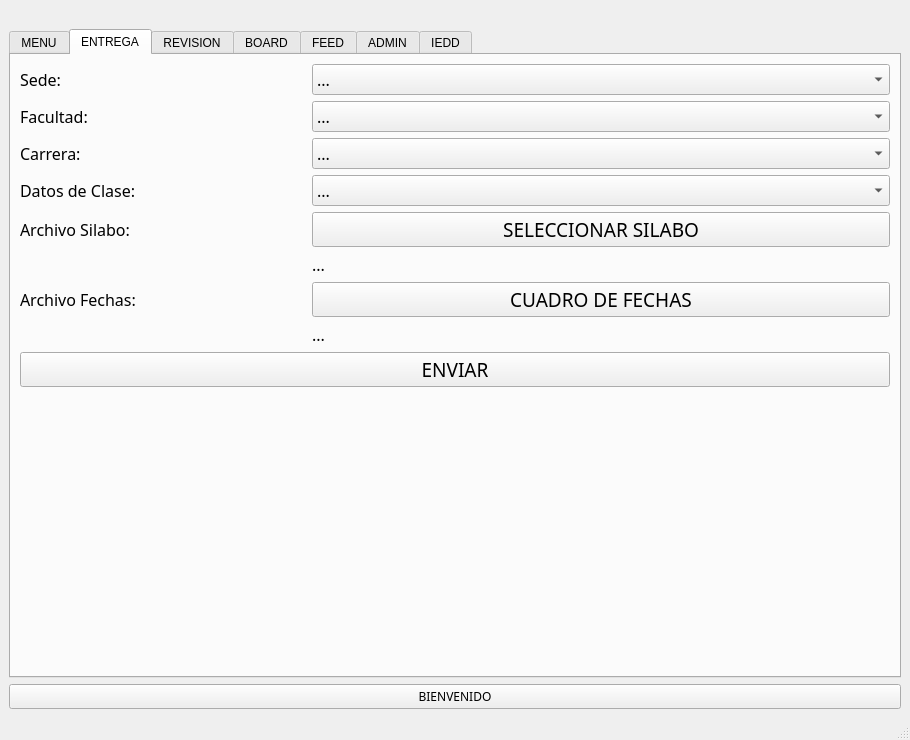
First picture: the form in Proyecto_Silabos/cframe.ui, repository EmaGaleas/Proyecto_BaseDatos_Silabos, before the edit.
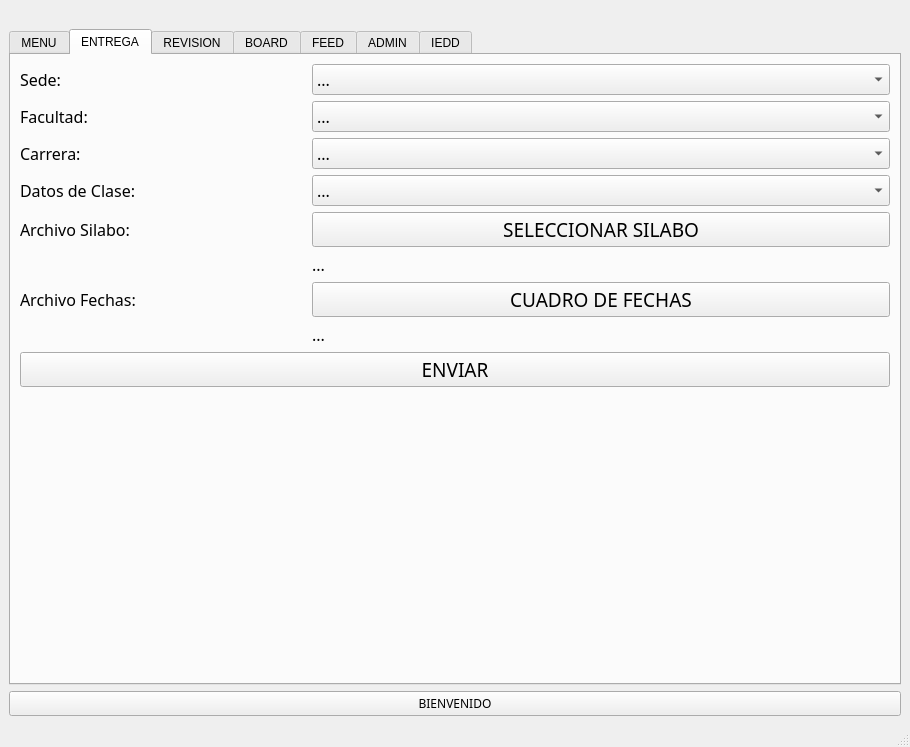
Second picture: the form after the edit. The open tabs and pages were chosen to show the change.

Patch:
```diff
--- a/Proyecto_Silabos/cframe.ui
+++ b/Proyecto_Silabos/cframe.ui
@@ -7,7 +7,7 @@
     <x>0</x>
     <y>0</y>
     <width>910</width>
-    <height>740</height>
+    <height>747</height>
    </rect>
   </property>
   <property name="windowTitle">
```
Left out of the diff: 2 changed lines with no effect on the pictures.
